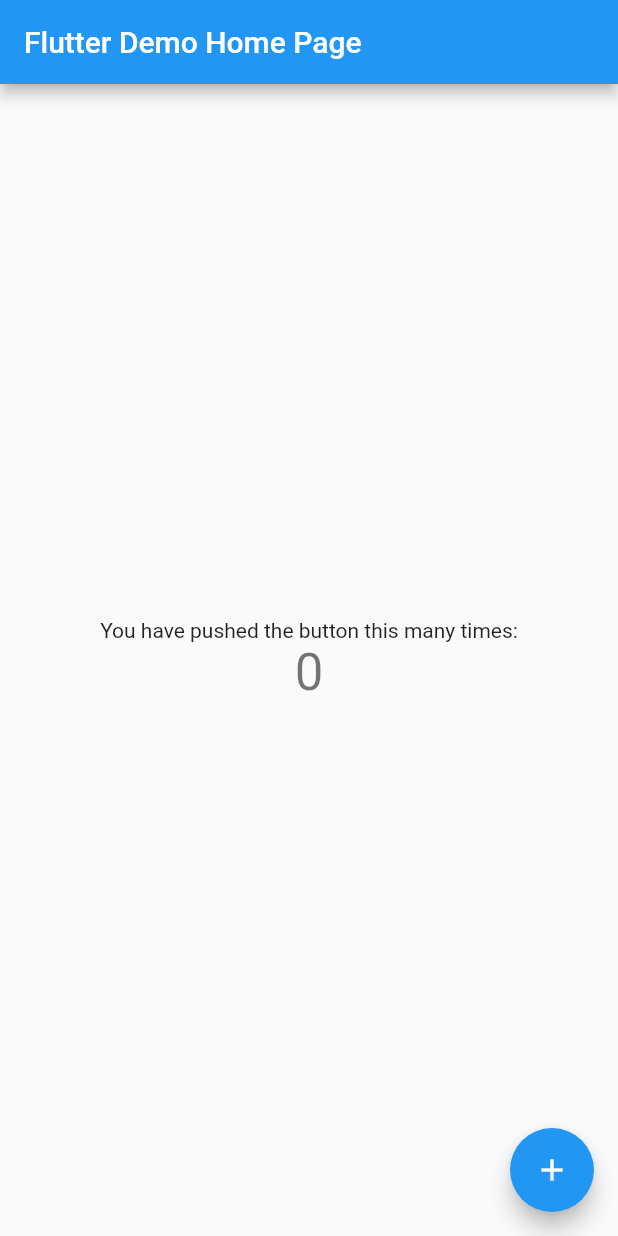
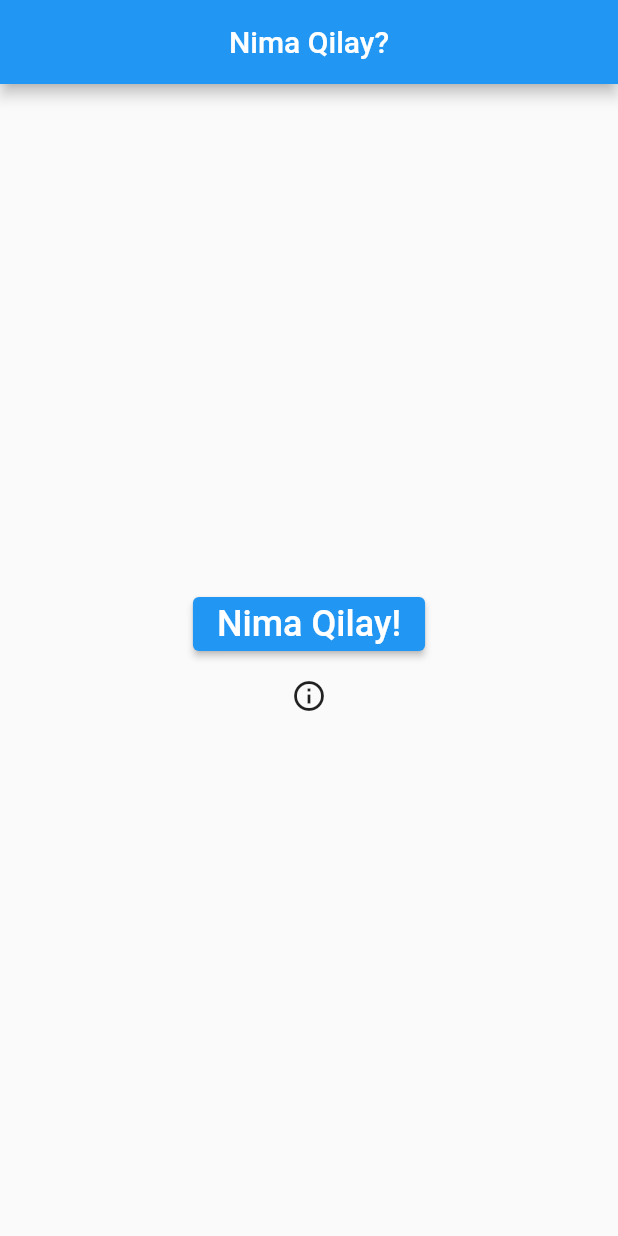
Before and after one commit to Yusuf-bek/NimaQilay, a Flutter app: the screen it shows after launch, on a phone screen of 412 x 824 dp. Run offline on Flutter 3.47's test engine with Material 2 defaults, Android fonts, the light colour scheme and no system bars.

Commit message:
first simple version

```diff
--- a/lib/main.dart
+++ b/lib/main.dart
@@ -1,4 +1,5 @@
 import 'package:flutter/material.dart';
+import 'package:nimaqilay/ui/pages/home/home_page.dart';
 
 void main() {
   runApp(const MyApp());
@@ -7,109 +8,14 @@
 class MyApp extends StatelessWidget {
   const MyApp({super.key});
 
-  // This widget is the root of your application.
   @override
   Widget build(BuildContext context) {
     return MaterialApp(
       title: 'Flutter Demo',
       theme: ThemeData(
-        // This is the theme of your application.
-        //
-        // Try running your application with "flutter run". You'll see the
-        // application has a blue toolbar. Then, without quitting the app, try
-        // changing the primarySwatch below to Colors.green and then invoke
-        // "hot reload" (press "r" in the console where you ran "flutter run",
-        // or simply save your changes to "hot reload" in a Flutter IDE).
-        // Notice that the counter didn't reset back to zero; the application
-        // is not restarted.
         primarySwatch: Colors.blue,
       ),
-      home: const MyHomePage(title: 'Flutter Demo Home Page'),
+      home: const HomePage(),
     );
   }
 }
-
-class MyHomePage extends StatefulWidget {
-  const MyHomePage({super.key, required this.title});
-
-  // This widget is the home page of your application. It is stateful, meaning
-  // that it has a State object (defined below) that contains fields that affect
-  // how it looks.
-
-  // This class is the configuration for the state. It holds the values (in this
-  // case the title) provided by the parent (in this case the App widget) and
-  // used by the build method of the State. Fields in a Widget subclass are
-  // always marked "final".
-
-  final String title;
-
-  @override
-  State<MyHomePage> createState() => _MyHomePageState();
-}
-
-class _MyHomePageState extends State<MyHomePage> {
-  int _counter = 0;
-
-  void _incrementCounter() {
-    setState(() {
-      // This call to setState tells the Flutter framework that something has
-      // changed in this State, which causes it to rerun the build method below
-      // so that the display can reflect the updated values. If we changed
-      // _counter without calling setState(), then the build method would not be
-      // called again, and so nothing would appear to happen.
-      _counter++;
-    });
-  }
-
-  @override
-  Widget build(BuildContext context) {
-    // This method is rerun every time setState is called, for instance as done
-    // by the _incrementCounter method above.
-    //
-    // The Flutter framework has been optimized to make rerunning build methods
-    // fast, so that you can just rebuild anything that needs updating rather
-    // than having to individually change instances of widgets.
-    return Scaffold(
-      appBar: AppBar(
-        // Here we take the value from the MyHomePage object that was created by
-        // the App.build method, and use it to set our appbar title.
-        title: Text(widget.title),
-      ),
-      body: Center(
-        // Center is a layout widget. It takes a single child and positions it
-        // in the middle of the parent.
-        child: Column(
-          // Column is also a layout widget. It takes a list of children and
-          // arranges them vertically. By default, it sizes itself to fit its
-          // children horizontally, and tries to be as tall as its parent.
-          //
-          // Invoke "debug painting" (press "p" in the console, choose the
-          // "Toggle Debug Paint" action from the Flutter Inspector in Android
-          // Studio, or the "Toggle Debug Paint" command in Visual Studio Code)
-          // to see the wireframe for each widget.
-          //
-          // Column has various properties to control how it sizes itself and
-          // how it positions its children. Here we use mainAxisAlignment to
-          // center the children vertically; the main axis here is the vertical
-          // axis because Columns are vertical (the cross axis would be
-          // horizontal).
-          mainAxisAlignment: MainAxisAlignment.center,
-          children: <Widget>[
-            const Text(
-              'You have pushed the button this many times:',
-            ),
-            Text(
-              '$_counter',
-              style: Theme.of(context).textTheme.headlineMedium,
-            ),
-          ],
-        ),
-      ),
-      floatingActionButton: FloatingActionButton(
-        onPressed: _incrementCounter,
-        tooltip: 'Increment',
-        child: const Icon(Icons.add),
-      ), // This trailing comma makes auto-formatting nicer for build methods.
-    );
-  }
-}
--- /dev/null
+++ b/lib/ui/pages/home/home_page.dart
@@ -0,0 +1,51 @@
+import 'package:flutter/material.dart';
+import 'package:nimaqilay/ui/widgets/my_alert_dialog.dart';
+
+class HomePage extends StatelessWidget {
+  const HomePage({super.key});
+
+  @override
+  Widget build(BuildContext context) {
+    return SafeArea(
+      child: Scaffold(
+        appBar: AppBar(
+          title: const Text("Nima Qilay?"),
+          centerTitle: true,
+        ),
+        body: Center(
+          child: Column(
+            mainAxisAlignment: MainAxisAlignment.center,
+            children: [
+              ElevatedButton(
+                key: UniqueKey(),
+                onPressed: () {
+                  showDialog(
+                    context: context,
+                    builder: (BuildContext context) => const MyAlertDialog(),
+                  );
+                },
+                child: const Text(
+                  "Nima Qilay!",
+                  style: TextStyle(
+                    fontSize: 24,
+                  ),
+                ),
+              ),
+              IconButton(
+                onPressed: () {
+                  showAboutDialog(
+                    context: context,
+                    applicationName: "Nima Qilay",
+                  );
+                },
+                icon: const Icon(
+                  Icons.info_outline,
+                ),
+              ),
+            ],
+          ),
+        ),
+      ),
+    );
+  }
+}
```
Also changed, not shown: lib/data/random_works.dart (added, +13 -0 lines), lib/ui/widgets/my_alert_dialog.dart (added, +36 -0 lines).
